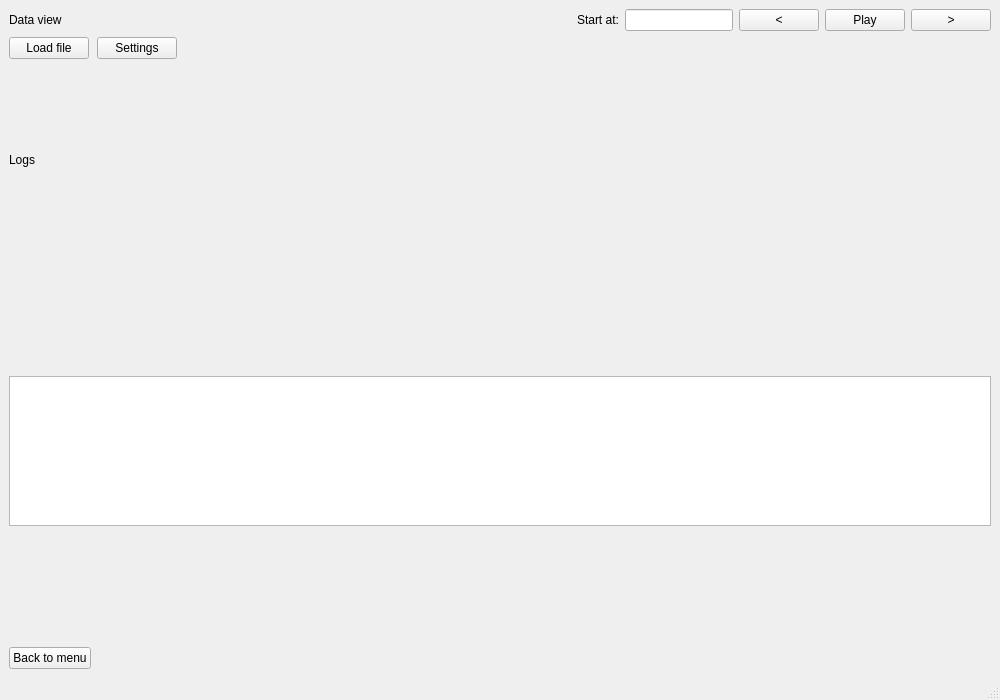
Above: arrhythmia/interface/resources/predict.ui from tomsoonn/arrhythmia-prediction before the change. Below: the same form after it.
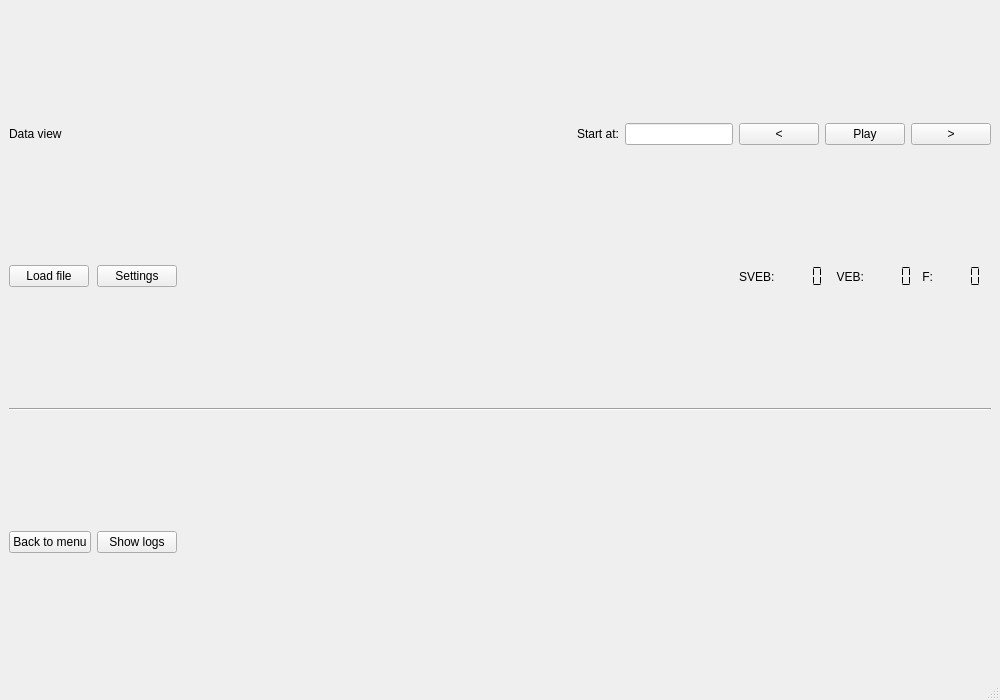
That is the form after the change.

What changed in the file:
```diff
--- a/arrhythmia/interface/resources/predict.ui
+++ b/arrhythmia/interface/resources/predict.ui
@@ -15,32 +15,6 @@
   </property>
   <widget class="QWidget" name="centralwidget">
    <layout class="QGridLayout" name="gridLayout">
-    <item row="5" column="1">
-     <widget class="QPushButton" name="settings_button">
-      <property name="sizePolicy">
-       <sizepolicy hsizetype="Maximum" vsizetype="Fixed">
-        <horstretch>0</horstretch>
-        <verstretch>0</verstretch>
-       </sizepolicy>
-      </property>
-      <property name="text">
-       <string>Settings</string>
-      </property>
-     </widget>
-    </item>
-    <item row="5" column="0">
-     <widget class="QPushButton" name="load_button">
-      <property name="sizePolicy">
-       <sizepolicy hsizetype="Maximum" vsizetype="Fixed">
-        <horstretch>0</horstretch>
-        <verstretch>0</verstretch>
-       </sizepolicy>
-      </property>
-      <property name="text">
-       <string>Load file</string>
-      </property>
-     </widget>
-    </item>
     <item row="0" column="0">
      <widget class="QLabel" name="label_2">
       <property name="text">
@@ -48,29 +22,6 @@
       </property>
      </widget>
     </item>
-    <item row="0" column="4">
-     <widget class="QLineEdit" name="start_line">
-      <property name="sizePolicy">
-       <sizepolicy hsizetype="Maximum" vsizetype="Fixed">
-        <horstretch>0</horstretch>
-        <verstretch>0</verstretch>
-       </sizepolicy>
-      </property>
-     </widget>
-    </item>
-    <item row="0" column="6">
-     <widget class="QPushButton" name="play_button">
-      <property name="sizePolicy">
-       <sizepolicy hsizetype="Maximum" vsizetype="Fixed">
-        <horstretch>0</horstretch>
-        <verstretch>0</verstretch>
-       </sizepolicy>
-      </property>
-      <property name="text">
-       <string>Play</string>
-      </property>
-     </widget>
-    </item>
     <item row="9" column="0">
      <widget class="QPushButton" name="back_button">
       <property name="sizePolicy">
@@ -84,59 +35,14 @@
       </property>
      </widget>
     </item>
-    <item row="7" column="0" rowspan="2" colspan="8">
-     <widget class="QTextEdit" name="textEdit">
-      <property name="sizePolicy">
-       <sizepolicy hsizetype="Expanding" vsizetype="Expanding">
-        <horstretch>0</horstretch>
-        <verstretch>0</verstretch>
-       </sizepolicy>
-      </property>
-      <property name="maximumSize">
-       <size>
-        <width>16777215</width>
-        <height>150</height>
-       </size>
-      </property>
-      <property name="readOnly">
-       <bool>true</bool>
-      </property>
-     </widget>
-    </item>
-    <item row="0" column="5">
-     <widget class="QPushButton" name="go_prev_button">
-      <property name="sizePolicy">
-       <sizepolicy hsizetype="Maximum" vsizetype="Fixed">
-        <horstretch>0</horstretch>
-        <verstretch>0</verstretch>
-       </sizepolicy>
-      </property>
+    <item row="9" column="1">
+     <widget class="QPushButton" name="logs_button">
       <property name="text">
-       <string>&lt;</string>
+       <string>Show logs</string>
       </property>
      </widget>
     </item>
-    <item row="6" column="0">
-     <widget class="QLabel" name="label">
-      <property name="text">
-       <string>Logs</string>
-      </property>
-     </widget>
-    </item>
-    <item row="0" column="7">
-     <widget class="QPushButton" name="go_next_button">
-      <property name="sizePolicy">
-       <sizepolicy hsizetype="Maximum" vsizetype="Fixed">
-        <horstretch>0</horstretch>
-        <verstretch>0</verstretch>
-       </sizepolicy>
-      </property>
-      <property name="text">
-       <string>&gt;</string>
-      </property>
-     </widget>
-    </item>
-    <item row="0" column="3">
+    <item row="0" column="10">
      <widget class="QLabel" name="start_label">
       <property name="sizePolicy">
        <sizepolicy hsizetype="Maximum" vsizetype="Preferred">
@@ -149,6 +55,218 @@
       </property>
      </widget>
     </item>
+    <item row="0" column="14">
+     <widget class="QPushButton" name="go_next_button">
+      <property name="sizePolicy">
+       <sizepolicy hsizetype="Maximum" vsizetype="Fixed">
+        <horstretch>0</horstretch>
+        <verstretch>0</verstretch>
+       </sizepolicy>
+      </property>
+      <property name="text">
+       <string>&gt;</string>
+      </property>
+     </widget>
+    </item>
+    <item row="7" column="1">
+     <widget class="QPushButton" name="settings_button">
+      <property name="sizePolicy">
+       <sizepolicy hsizetype="Maximum" vsizetype="Fixed">
+        <horstretch>0</horstretch>
+        <verstretch>0</verstretch>
+       </sizepolicy>
+      </property>
+      <property name="text">
+       <string>Settings</string>
+      </property>
+     </widget>
+    </item>
+    <item row="0" column="12">
+     <widget class="QPushButton" name="go_prev_button">
+      <property name="sizePolicy">
+       <sizepolicy hsizetype="Maximum" vsizetype="Fixed">
+        <horstretch>0</horstretch>
+        <verstretch>0</verstretch>
+       </sizepolicy>
+      </property>
+      <property name="text">
+       <string>&lt;</string>
+      </property>
+     </widget>
+    </item>
+    <item row="0" column="13">
+     <widget class="QPushButton" name="play_button">
+      <property name="sizePolicy">
+       <sizepolicy hsizetype="Maximum" vsizetype="Fixed">
+        <horstretch>0</horstretch>
+        <verstretch>0</verstretch>
+       </sizepolicy>
+      </property>
+      <property name="text">
+       <string>Play</string>
+      </property>
+     </widget>
+    </item>
+    <item row="0" column="11">
+     <widget class="QLineEdit" name="start_line">
+      <property name="sizePolicy">
+       <sizepolicy hsizetype="Maximum" vsizetype="Fixed">
+        <horstretch>0</horstretch>
+        <verstretch>0</verstretch>
+       </sizepolicy>
+      </property>
+     </widget>
+    </item>
+    <item row="7" column="0">
+     <widget class="QPushButton" name="load_button">
+      <property name="sizePolicy">
+       <sizepolicy hsizetype="Maximum" vsizetype="Fixed">
+        <horstretch>0</horstretch>
+        <verstretch>0</verstretch>
+       </sizepolicy>
+      </property>
+      <property name="text">
+       <string>Load file</string>
+      </property>
+     </widget>
+    </item>
+    <item row="7" column="12" colspan="3">
+     <layout class="QHBoxLayout" name="horizontalLayout">
+      <property name="spacing">
+       <number>0</number>
+      </property>
+      <property name="sizeConstraint">
+       <enum>QLayout::SetDefaultConstraint</enum>
+      </property>
+      <item>
+       <widget class="QLabel" name="label_3">
+        <property name="sizePolicy">
+         <sizepolicy hsizetype="Maximum" vsizetype="Preferred">
+          <horstretch>0</horstretch>
+          <verstretch>0</verstretch>
+         </sizepolicy>
+        </property>
+        <property name="text">
+         <string>SVEB:</string>
+        </property>
+       </widget>
+      </item>
+      <item>
+       <widget class="QLCDNumber" name="sveb_value">
+        <property name="sizePolicy">
+         <sizepolicy hsizetype="Fixed" vsizetype="Minimum">
+          <horstretch>0</horstretch>
+          <verstretch>0</verstretch>
+         </sizepolicy>
+        </property>
+        <property name="frameShape">
+         <enum>QFrame::NoFrame</enum>
+        </property>
+        <property name="smallDecimalPoint">
+         <bool>false</bool>
+        </property>
+        <property name="digitCount">
+         <number>4</number>
+        </property>
+        <property name="segmentStyle">
+         <enum>QLCDNumber::Flat</enum>
+        </property>
+       </widget>
+      </item>
+      <item>
+       <widget class="QLabel" name="label_4">
+        <property name="sizePolicy">
+         <sizepolicy hsizetype="Maximum" vsizetype="Preferred">
+          <horstretch>0</horstretch>
+          <verstretch>0</verstretch>
+         </sizepolicy>
+        </property>
+        <property name="text">
+         <string>  VEB:</string>
+        </property>
+       </widget>
+      </item>
+      <item>
+       <widget class="QLCDNumber" name="veb_value">
+        <property name="sizePolicy">
+         <sizepolicy hsizetype="Fixed" vsizetype="Minimum">
+          <horstretch>0</horstretch>
+          <verstretch>0</verstretch>
+         </sizepolicy>
+        </property>
+        <property name="frameShape">
+         <enum>QFrame::NoFrame</enum>
+        </property>
+        <property name="digitCount">
+         <number>4</number>
+        </property>
+        <property name="segmentStyle">
+         <enum>QLCDNumber::Flat</enum>
+        </property>
+       </widget>
+      </item>
+      <item>
+       <widget class="QLabel" name="label_5">
+        <property name="sizePolicy">
+         <sizepolicy hsizetype="Maximum" vsizetype="Preferred">
+          <horstretch>0</horstretch>
+          <verstretch>0</verstretch>
+         </sizepolicy>
+        </property>
+        <property name="text">
+         <string> F:</string>
+        </property>
+        <property name="alignment">
+         <set>Qt::AlignRight|Qt::AlignTrailing|Qt::AlignVCenter</set>
+        </property>
+       </widget>
+      </item>
+      <item>
+       <widget class="QLCDNumber" name="f_value">
+        <property name="sizePolicy">
+         <sizepolicy hsizetype="Fixed" vsizetype="Minimum">
+          <horstretch>0</horstretch>
+          <verstretch>0</verstretch>
+         </sizepolicy>
+        </property>
+        <property name="layoutDirection">
+         <enum>Qt::LeftToRight</enum>
+        </property>
+        <property name="frameShape">
+         <enum>QFrame::NoFrame</enum>
+        </property>
+        <property name="frameShadow">
+         <enum>QFrame::Raised</enum>
+        </property>
+        <property name="lineWidth">
+         <number>1</number>
+        </property>
+        <property name="midLineWidth">
+         <number>0</number>
+        </property>
+        <property name="digitCount">
+         <number>4</number>
+        </property>
+        <property name="segmentStyle">
+         <enum>QLCDNumber::Flat</enum>
+        </property>
+       </widget>
+      </item>
+     </layout>
+    </item>
+    <item row="8" column="0" colspan="15">
+     <widget class="Line" name="line">
+      <property name="sizePolicy">
+       <sizepolicy hsizetype="Minimum" vsizetype="Fixed">
+        <horstretch>0</horstretch>
+        <verstretch>0</verstretch>
+       </sizepolicy>
+      </property>
+      <property name="orientation">
+       <enum>Qt::Horizontal</enum>
+      </property>
+     </widget>
+    </item>
    </layout>
   </widget>
   <widget class="QMenuBar" name="menubar">
```
